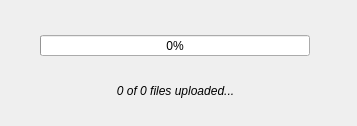
First picture: the form in m2mtool/file_selector/bar.ui, repository bmrb-io/m2mtool, before the edit.
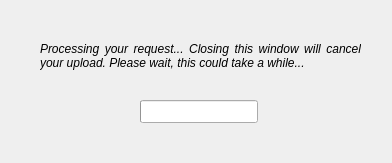
Second picture: the form after the edit.

Commit message: add waiting screen to progress_bar.py to be displayed while processes that prepare for file upload execute; extensive refactoring to support this change

Patch:
```diff
--- a/m2mtool/file_selector/bar.ui
+++ b/m2mtool/file_selector/bar.ui
@@ -6,31 +6,86 @@
    <rect>
     <x>0</x>
     <y>0</y>
-    <width>357</width>
-    <height>126</height>
+    <width>392</width>
+    <height>163</height>
    </rect>
   </property>
   <property name="windowTitle">
    <string>Uploading Files...</string>
   </property>
-  <widget class="QProgressBar" name="progressBar">
+  <widget class="QStackedWidget" name="stackedWidget">
    <property name="geometry">
     <rect>
-     <x>40</x>
-     <y>35</y>
-     <width>270</width>
-     <height>21</height>
+     <x>20</x>
+     <y>20</y>
+     <width>351</width>
+     <height>111</height>
     </rect>
    </property>
-   <property name="value">
+   <property name="currentIndex">
     <number>0</number>
    </property>
-  </widget>
-  <widget class="QLabel" name="label">
+   <widget class="QWidget" name="page_init">
+    <widget class="QLabel" name="label_init">
+     <property name="geometry">
+      <rect>
+       <x>20</x>
+       <y>15</y>
+       <width>321</width>
+       <height>41</height>
+      </rect>
+     </property>
+     <property name="font">
+      <font>
+       <italic>true</italic>
+      </font>
+     </property>
+     <property name="text">
+      <string>Processing your request... Closing this window will cancel your upload. Please wait, this could take a while...</string>
+     </property>
+     <property name="alignment">
+      <set>Qt::AlignJustify|Qt::AlignVCenter</set>
+     </property>
+     <property name="wordWrap">
+      <bool>true</bool>
+     </property>
+    </widget>
+    <widget class="QProgressBar" name="progressBar_init">
    <property name="geometry">
     <rect>
-     <x>45</x>
+       <x>120</x>
      <y>80</y>
+       <width>118</width>
+       <height>23</height>
+      </rect>
+     </property>
+     <property name="value">
+      <number>0</number>
+     </property>
+     <property name="textVisible">
+      <bool>false</bool>
+     </property>
+    </widget>
+   </widget>
+   <widget class="QWidget" name="page_upload">
+    <widget class="QProgressBar" name="progressBar_upload">
+     <property name="geometry">
+      <rect>
+       <x>40</x>
+       <y>30</y>
+       <width>270</width>
+       <height>21</height>
+      </rect>
+     </property>
+     <property name="value">
+      <number>0</number>
+     </property>
+    </widget>
+    <widget class="QLabel" name="label_upload">
+     <property name="geometry">
+      <rect>
+       <x>40</x>
+       <y>75</y>
      <width>261</width>
      <height>21</height>
     </rect>
@@ -46,6 +101,8 @@
    <property name="alignment">
     <set>Qt::AlignCenter</set>
    </property>
+    </widget>
+   </widget>
   </widget>
  </widget>
  <resources/>
```
Lines whose indentation alone changed are shown as unchanged. The commit also changes 3 other files.
